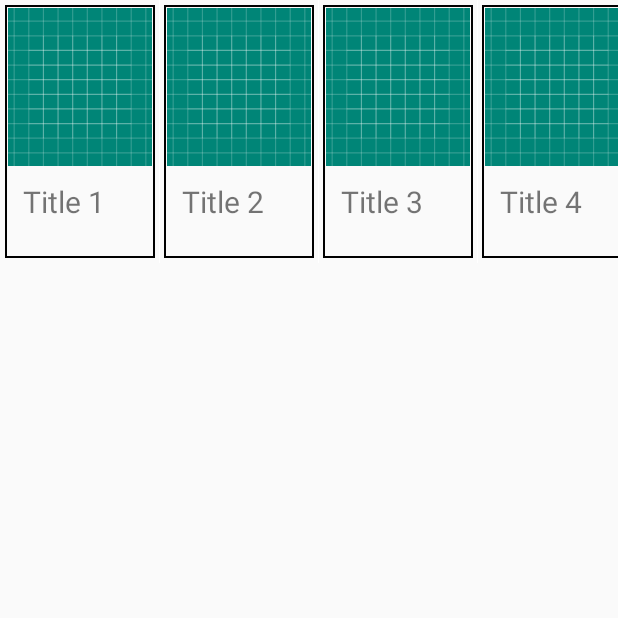
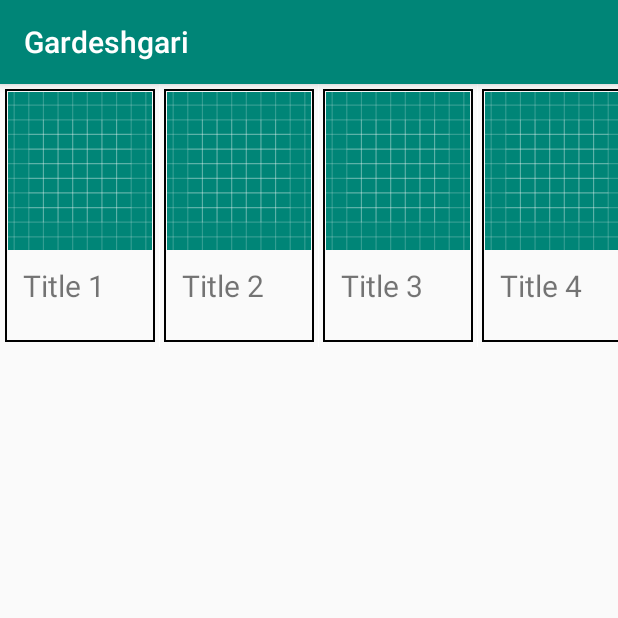
Before and after one commit to tgif3/Gardeshgari, an Android app: the screen it shows after launch (MainActivity before the commit, TourismAttractionActivity after it), on a phone screen of 412 x 824 dp, the top half of it. Run offline under Robolectric (Android 15) with nearby library versions, the phone set to English and light mode, and no system bars.

Commit message:
ایجاد اکتیویتی جاذبه‌های گردشگری

```diff
--- a/app/src/main/AndroidManifest.xml
+++ b/app/src/main/AndroidManifest.xml
@@ -15,6 +15,7 @@
         android:roundIcon="@mipmap/ic_launcher_round"
         android:supportsRtl="true"
         android:theme="@style/AppTheme">
+        <activity android:name=".TourismAttractionActivity"></activity>
         <activity android:name=".MainActivity">
             <intent-filter>
                 <action android:name="android.intent.action.MAIN" />
--- a/app/src/main/java/com/example/gardeshgari/MainActivity.java
+++ b/app/src/main/java/com/example/gardeshgari/MainActivity.java
@@ -1,6 +1,7 @@
 package com.example.gardeshgari;
 
 import android.app.Activity;
+import android.content.Intent;
 import android.os.Bundle;
 
 import com.example.gardeshgari.HorizontalListView;
@@ -12,33 +13,13 @@ import java.util.ArrayList;
 
 public class MainActivity extends Activity {
 
-    private HorizontalListView horizontalListView;
-    private HorizontalAdapter horizontalAdapter;
-    private ArrayList<AttractionModel> attractionModelArrayList;
-
     @Override
     public void onCreate(Bundle savedInstanceState) {
         super.onCreate(savedInstanceState);
         setContentView(R.layout.activity_main);
 
-        updateData();
+        Intent intent = new Intent(this, TourismAttractionActivity.class);
+        startActivity(intent);
 
-        horizontalListView = findViewById(R.id.HorizontalListView);
-        horizontalAdapter = new HorizontalAdapter(this, attractionModelArrayList);
-        horizontalListView.setAdapter(horizontalAdapter);
-    }
-
-    @Override
-    public void onDestroy() {
-        horizontalListView.setAdapter(null);
-        super.onDestroy();
-    }
-
-    private void updateData() {
-        attractionModelArrayList = new ArrayList<>();
-        for (int i = 0; i < 10; i++) {
-            attractionModelArrayList.add(new AttractionModel("Title " + (i + 1),
-                    "https://cdnw.elicdn.com/Blog/wp-content/uploads/2017/12/01iran.jpg"));
-        }
     }
 }
--- /dev/null
+++ b/app/src/main/java/com/example/gardeshgari/TourismAttractionActivity.java
@@ -0,0 +1,42 @@
+package com.example.gardeshgari;
+
+import android.support.v7.app.AppCompatActivity;
+import android.os.Bundle;
+
+import com.example.gardeshgari.Model.AttractionModel;
+import com.example.gardeshgari.adapter.HorizontalAdapter;
+
+import java.util.ArrayList;
+
+public class TourismAttractionActivity extends AppCompatActivity {
+
+    private HorizontalListView horizontalListView;
+    private HorizontalAdapter horizontalAdapter;
+    private ArrayList<AttractionModel> attractionModelArrayList;
+
+    @Override
+    public void onCreate(Bundle savedInstanceState) {
+        super.onCreate(savedInstanceState);
+        setContentView(R.layout.activity_tourism_attraction);
+
+        updateData();
+
+        horizontalListView = findViewById(R.id.HorizontalListView);
+        horizontalAdapter = new HorizontalAdapter(this, attractionModelArrayList);
+        horizontalListView.setAdapter(horizontalAdapter);
+    }
+
+    @Override
+    public void onDestroy() {
+        horizontalListView.setAdapter(null);
+        super.onDestroy();
+    }
+
+    private void updateData() {
+        attractionModelArrayList = new ArrayList<>();
+        for (int i = 0; i < 10; i++) {
+            attractionModelArrayList.add(new AttractionModel("Title " + (i + 1),
+                    "https://cdnw.elicdn.com/Blog/wp-content/uploads/2017/12/01iran.jpg"));
+        }
+    }
+}
--- a/app/src/main/java/com/example/gardeshgari/adapter/HorizontalAdapter.java
+++ b/app/src/main/java/com/example/gardeshgari/adapter/HorizontalAdapter.java
@@ -1,7 +1,6 @@
 package com.example.gardeshgari.adapter;
 
 
-import android.app.Activity;
 import android.content.Context;
 import android.view.LayoutInflater;
 import android.view.View;
@@ -23,7 +22,7 @@ public class HorizontalAdapter extends BaseAdapter {
     private ArrayList<AttractionModel> attractionModels;
 
     private static LayoutInflater inflater=null;
-    public ImageLoader imageLoader;
+    private ImageLoader imageLoader;
 
     public HorizontalAdapter(Context context, ArrayList<AttractionModel> attractionModels) {
         this.context = context;
--- /dev/null
+++ b/app/src/main/res/layout/activity_tourism_attraction.xml
@@ -0,0 +1,20 @@
+<?xml version="1.0" encoding="utf-8"?>
+<android.support.constraint.ConstraintLayout xmlns:android="http://schemas.android.com/apk/res/android"
+    xmlns:app="http://schemas.android.com/apk/res-auto"
+    xmlns:tools="http://schemas.android.com/tools"
+    android:layout_width="match_parent"
+    android:layout_height="match_parent"
+    tools:context=".TourismAttractionActivity">
+
+
+    <com.example.gardeshgari.HorizontalListView
+        xmlns:android="http://schemas.android.com/apk/res/android"
+        xmlns:widget="http://schemas.android.com/apk/res-auto"
+        android:id="@+id/HorizontalListView"
+        android:layout_width="match_parent"
+        android:layout_height="175dp"
+        android:divider="#fff"
+        widget:dividerWidth="0dp"
+        tools:ignore="MissingConstraints" />
+
+</android.support.constraint.ConstraintLayout>
```
